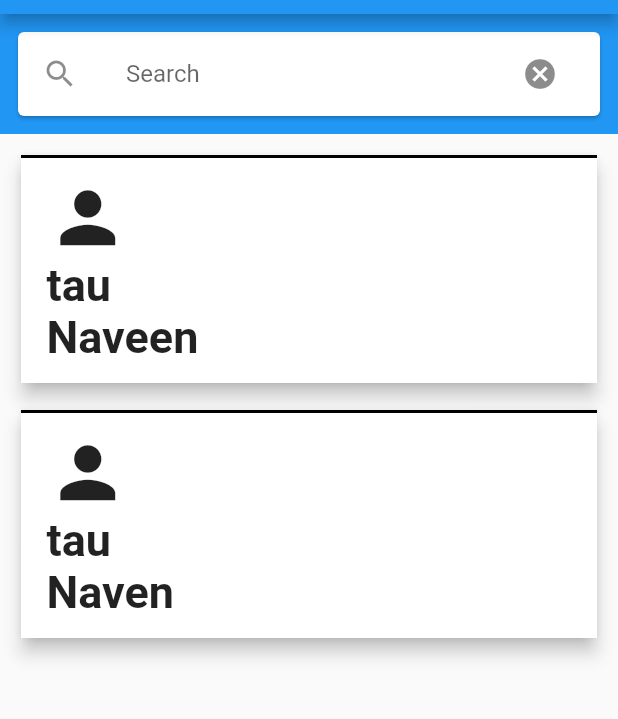
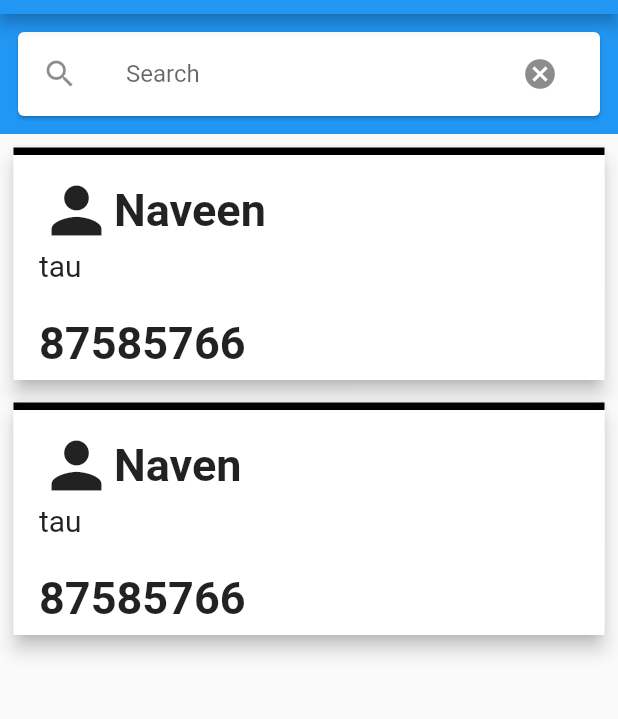
Before and after one commit to NaveenKumarRaja/flutter-app, a Flutter app: the CustomersWidget screen opened directly, on a phone screen of 412 x 824 dp, the part 70-789 px from its top. Run offline on Flutter 3.47's test engine with Material 2 defaults, Android fonts, the phone set to English and light mode, and no system bars.

Commit message:
git commit

```diff
--- a/lib/Customers.dart
+++ b/lib/Customers.dart
@@ -111,7 +111,8 @@ class Customer {
 
 class MyStatefulWidget extends StatelessWidget {
   MyStatefulWidget({Key key}) : super(key: key);
-
+  @override
+  // ignore: non_constant_identifier_names
   Widget build(BuildContext context) {
     /* return Text(
       'Hello, ! How are you?',
@@ -129,7 +130,7 @@ class MyStatefulWidget extends StatelessWidget {
                   itemCount: Customer.customers.length,
                   itemBuilder: (context, int index) {
                     return Container(
-                        padding: EdgeInsets.fromLTRB(10, 10, 10, 0),
+                        padding: EdgeInsets.fromLTRB(5, 5, 5, 2),
                         height: 170,
                         width: double.maxFinite,
                         child: Card(
@@ -138,7 +139,7 @@ class MyStatefulWidget extends StatelessWidget {
                                 decoration: BoxDecoration(
                                   border: Border(
                                     top: BorderSide(
-                                      width: 2.0,
+                                      width: 5.0,
                                     ),
                                   ),
                                   color: Colors.white,
@@ -160,35 +161,38 @@ class MyStatefulWidget extends StatelessWidget {
                                                       children: <Widget>[
                                                         Icon(
                                                           Icons.person,
-                                                          size: 55,
+                                                          size: 50,
                                                         ),
                                                         SizedBox(
                                                           height: 10,
-                                                        )
-                                                      ],
                                                         ),
                                                         Row(
                                                           children: <Widget>[
                                                             Align(
                                                               alignment: Alignment
-                                                              .bottomLeft,
+                                                                  .centerLeft,
                                                               child: Text(
-                                                            Customer.customers
+                                                                Customer
+                                                                    .customers
                                                                     .elementAt(
                                                                         index)
-                                                                .address,
+                                                                    .name,
                                                                 textAlign:
-                                                                TextAlign.left,
+                                                                    TextAlign
+                                                                        .left,
                                                                 overflow:
                                                                     TextOverflow
                                                                         .ellipsis,
                                                                 style: TextStyle(
-                                                                fontSize: 30,
+                                                                    fontSize:
+                                                                        30,
                                                                     fontWeight:
                                                                         FontWeight
                                                                             .bold),
                                                               ),
                                                             )
+                                                          ],
+                                                        ),
                                                       ],
                                                     ),
                                                     Column(
@@ -200,7 +204,32 @@ class MyStatefulWidget extends StatelessWidget {
                                                             Customer.customers
                                                                 .elementAt(
                                                                     index)
-                                                                .name,
+                                                                .address,
+                                                            textAlign: TextAlign
+                                                                .center,
+                                                            overflow:
+                                                                TextOverflow
+                                                                    .ellipsis,
+                                                            style: TextStyle(
+                                                                fontSize: 20,
+                                                                fontWeight:
+                                                                    FontWeight
+                                                                        .normal),
+                                                          ),
+                                                        )
+                                                      ],
+                                                    ),
+                                                    Spacer(),
+                                                    Row(
+                                                      children: <Widget>[
+                                                        Align(
+                                                          alignment: Alignment
+                                                              .bottomLeft,
+                                                          child: Text(
+                                                            Customer.customers
+                                                                .elementAt(
+                                                                    index)
+                                                                .phoneNumber,
                                                             textAlign:
                                                                 TextAlign.left,
                                                             overflow:
```
Lines whose indentation alone changed are shown as unchanged.
